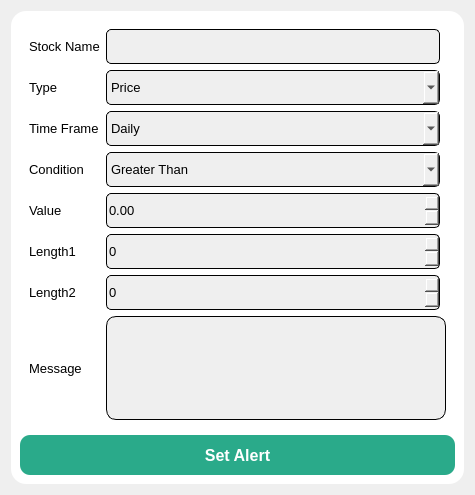
Above: UIFiles/alertDialog.ui from ShubhamMandavkar/TYLiveProjectt-StockAutomationSystem before the change. Below: the same form after it.
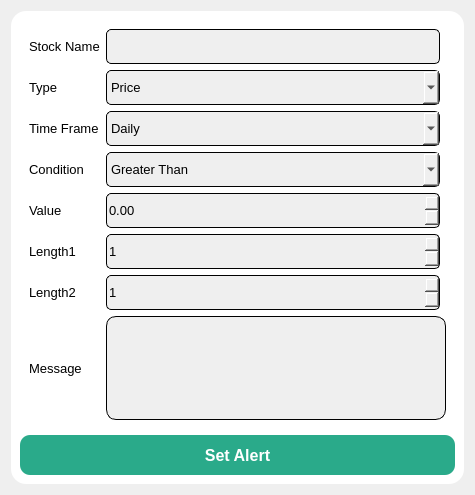
That is the form after the change.

Diff of the .ui file:
```diff
--- a/UIFiles/alertDialog.ui
+++ b/UIFiles/alertDialog.ui
@@ -73,6 +73,9 @@
 	border-radius : 5px;
 }</string>
            </property>
+           <property name="minimum">
+            <number>1</number>
+           </property>
            <property name="maximum">
             <number>5000</number>
            </property>
@@ -299,6 +302,9 @@
 	border-radius : 5px;
 }</string>
            </property>
+           <property name="minimum">
+            <number>1</number>
+           </property>
            <property name="maximum">
             <number>5000</number>
            </property>
```
